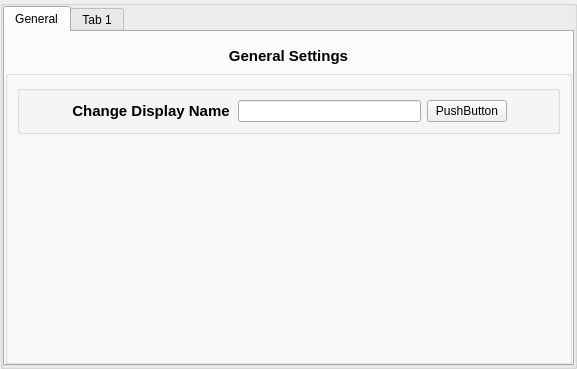
First picture: the form in main_shit/settings_page.ui, repository Deatrax/ordo, before the edit.
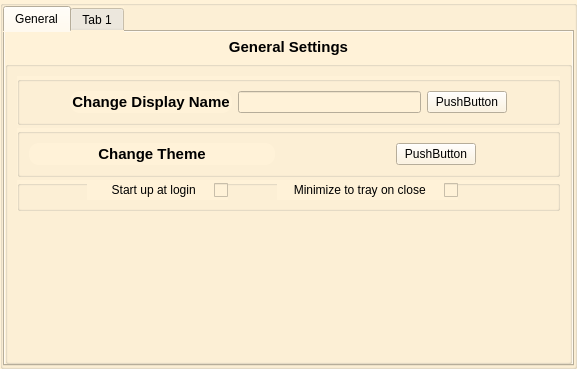
Second picture: the form after the edit.

Commit message: am working on the settings window and it's UI

Diff of the .ui file:
```diff
--- a/main_shit/settings_page.ui
+++ b/main_shit/settings_page.ui
@@ -25,6 +25,9 @@
   <property name="windowTitle">
    <string>Form</string>
   </property>
+  <property name="styleSheet">
+   <string notr="true">background:#FFF2D8</string>
+  </property>
   <layout class="QHBoxLayout" name="horizontalLayout">
    <property name="spacing">
     <number>0</number>
@@ -87,6 +90,9 @@
           <property name="leftMargin">
            <number>0</number>
           </property>
+          <property name="topMargin">
+           <number>0</number>
+          </property>
           <property name="rightMargin">
            <number>0</number>
           </property>
@@ -131,6 +137,9 @@
              <string/>
             </property>
             <layout class="QVBoxLayout" name="verticalLayout_3">
+             <property name="spacing">
+              <number>3</number>
+             </property>
              <item>
               <widget class="QGroupBox" name="groupBox">
                <property name="title">
@@ -188,6 +197,122 @@
                </layout>
               </widget>
              </item>
+             <item>
+              <widget class="QGroupBox" name="groupBox_2">
+               <property name="title">
+                <string/>
+               </property>
+               <layout class="QHBoxLayout" name="horizontalLayout_4">
+                <item>
+                 <widget class="QLabel" name="label_3">
+                  <property name="sizePolicy">
+                   <sizepolicy hsizetype="Fixed" vsizetype="Fixed">
+                    <horstretch>0</horstretch>
+                    <verstretch>0</verstretch>
+                   </sizepolicy>
+                  </property>
+                  <property name="minimumSize">
+                   <size>
+                    <width>246</width>
+                    <height>22</height>
+                   </size>
+                  </property>
+                  <property name="styleSheet">
+                   <string notr="true">border:0px solid black;
+border-radius: 10px;
+font-size: 15px;
+  font-weight: 600;
+  line-height: 1;
+  padding: 2px 2px;
+color:black;
+</string>
+                  </property>
+                  <property name="text">
+                   <string>Change Theme</string>
+                  </property>
+                  <property name="alignment">
+                   <set>Qt::AlignCenter</set>
+                  </property>
+                 </widget>
+                </item>
+                <item>
+                 <spacer name="horizontalSpacer">
+                  <property name="orientation">
+                   <enum>Qt::Horizontal</enum>
+                  </property>
+                  <property name="sizeHint" stdset="0">
+                   <size>
+                    <width>115</width>
+                    <height>20</height>
+                   </size>
+                  </property>
+                 </spacer>
+                </item>
+                <item>
+                 <widget class="QPushButton" name="pushButton_2">
+                  <property name="text">
+                   <string>PushButton</string>
+                  </property>
+                 </widget>
+                </item>
+                <item>
+                 <spacer name="horizontalSpacer_2">
+                  <property name="orientation">
+                   <enum>Qt::Horizontal</enum>
+                  </property>
+                  <property name="sizeHint" stdset="0">
+                   <size>
+                    <width>40</width>
+                    <height>20</height>
+                   </size>
+                  </property>
+                 </spacer>
+                </item>
+               </layout>
+              </widget>
+             </item>
+             <item>
+              <widget class="QGroupBox" name="groupBox_3">
+               <property name="title">
+                <string/>
+               </property>
+               <widget class="QCheckBox" name="checkBox">
+                <property name="geometry">
+                 <rect>
+                  <x>70</x>
+                  <y>0</y>
+                  <width>141</width>
+                  <height>20</height>
+                 </rect>
+                </property>
+                <property name="layoutDirection">
+                 <enum>Qt::RightToLeft</enum>
+                </property>
+                <property name="text">
+                 <string>Start up at login    </string>
+                </property>
+                <property name="checked">
+                 <bool>false</bool>
+                </property>
+               </widget>
+               <widget class="QCheckBox" name="checkBox_2">
+                <property name="geometry">
+                 <rect>
+                  <x>260</x>
+                  <y>0</y>
+                  <width>181</width>
+                  <height>20</height>
+                 </rect>
+                </property>
+                <property name="layoutDirection">
+                 <enum>Qt::RightToLeft</enum>
+                </property>
+                <property name="text">
+                 <string>Minimize to tray on close    </string>
+                </property>
+               </widget>
+              </widget>
+             </item>
              <item>
               <spacer name="verticalSpacer">
                <property name="orientation">
@@ -251,7 +376,7 @@
 </string>
             </property>
             <property name="text">
-             <string>General Settings</string>
+             <string>Semester Settings</string>
             </property>
             <property name="alignment">
              <set>Qt::AlignCenter</set>
```
